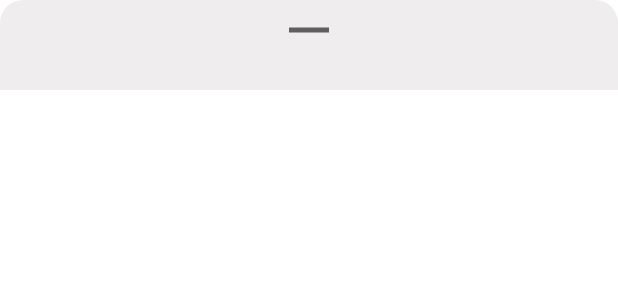
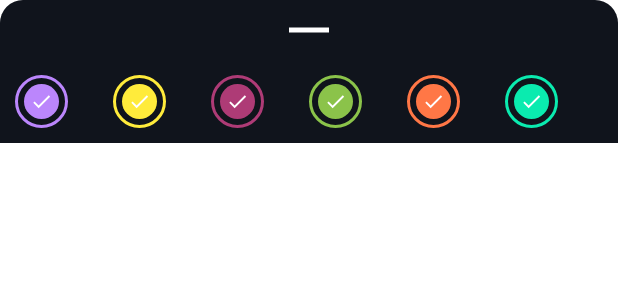
Before and after one commit to Sudiptagupta217/NoteLocker, an Android app: the layout bottombar.xml on its own in the app's theme, with its tools: preview values and no code run, on a phone screen of 412 x 824 dp. Shown: the top 300 px of the screen. Run offline under Robolectric (Android 15) with nearby library versions, the phone set to English and light mode, and no system bars.

Commit message:
add color

```diff
--- /dev/null
+++ b/app/src/main/res/drawable/bg_note_color_2.xml
@@ -0,0 +1,32 @@
+<?xml version="1.0" encoding="utf-8"?>
+<layer-list xmlns:android="http://schemas.android.com/apk/res/android">
+    <item>
+        <shape android:shape="oval">
+            <stroke android:width="2dp"
+                android:color="@color/ColorYellow"/>
+        </shape>
+    </item>
+
+    <item android:bottom="3dp"
+        android:left="3dp"
+        android:right="3dp"
+        android:top="3dp">
+        <shape android:shape="oval">
+
+            <stroke android:width="6dp"
+                android:color="@color/blackBar"/>
+
+        </shape>
+    </item>
+
+    <item android:bottom="6dp"
+        android:left="6dp"
+        android:right="6dp"
+        android:top="6dp">
+
+        <shape android:shape="oval">
+            <solid android:color="@color/ColorYellow"/>
+        </shape>
+    </item>
+
+</layer-list>
--- /dev/null
+++ b/app/src/main/res/drawable/bg_note_color_3.xml
@@ -0,0 +1,32 @@
+<?xml version="1.0" encoding="utf-8"?>
+<layer-list xmlns:android="http://schemas.android.com/apk/res/android">
+    <item>
+        <shape android:shape="oval">
+            <stroke android:width="2dp"
+                android:color="@color/ColorPurpleNote"/>
+        </shape>
+    </item>
+
+    <item android:bottom="3dp"
+        android:left="3dp"
+        android:right="3dp"
+        android:top="3dp">
+        <shape android:shape="oval">
+
+            <stroke android:width="6dp"
+                android:color="@color/blackBar"/>
+
+        </shape>
+    </item>
+
+    <item android:bottom="6dp"
+        android:left="6dp"
+        android:right="6dp"
+        android:top="6dp">
+
+        <shape android:shape="oval">
+            <solid android:color="@color/ColorPurpleNote"/>
+        </shape>
+    </item>
+
+</layer-list>
--- /dev/null
+++ b/app/src/main/res/drawable/bg_note_color_4.xml
@@ -0,0 +1,32 @@
+<?xml version="1.0" encoding="utf-8"?>
+<layer-list xmlns:android="http://schemas.android.com/apk/res/android">
+    <item>
+        <shape android:shape="oval">
+            <stroke android:width="2dp"
+                android:color="@color/ColorLightGreen"/>
+        </shape>
+    </item>
+
+    <item android:bottom="3dp"
+        android:left="3dp"
+        android:right="3dp"
+        android:top="3dp">
+        <shape android:shape="oval">
+
+            <stroke android:width="6dp"
+                android:color="@color/blackBar"/>
+
+        </shape>
+    </item>
+
+    <item android:bottom="6dp"
+        android:left="6dp"
+        android:right="6dp"
+        android:top="6dp">
+
+        <shape android:shape="oval">
+            <solid android:color="@color/ColorLightGreen"/>
+        </shape>
+    </item>
+
+</layer-list>
--- /dev/null
+++ b/app/src/main/res/drawable/bg_note_color_5.xml
@@ -0,0 +1,32 @@
+<?xml version="1.0" encoding="utf-8"?>
+<layer-list xmlns:android="http://schemas.android.com/apk/res/android">
+    <item>
+        <shape android:shape="oval">
+            <stroke android:width="2dp"
+                android:color="@color/ColorOrangeNote"/>
+        </shape>
+    </item>
+
+    <item android:bottom="3dp"
+        android:left="3dp"
+        android:right="3dp"
+        android:top="3dp">
+        <shape android:shape="oval">
+
+            <stroke android:width="6dp"
+                android:color="@color/blackBar"/>
+
+        </shape>
+    </item>
+
+    <item android:bottom="6dp"
+        android:left="6dp"
+        android:right="6dp"
+        android:top="6dp">
+
+        <shape android:shape="oval">
+            <solid android:color="@color/ColorOrangeNote"/>
+        </shape>
+    </item>
+
+</layer-list>
--- /dev/null
+++ b/app/src/main/res/drawable/bg_note_color_6.xml
@@ -0,0 +1,32 @@
+<?xml version="1.0" encoding="utf-8"?>
+<layer-list xmlns:android="http://schemas.android.com/apk/res/android">
+    <item>
+        <shape android:shape="oval">
+            <stroke android:width="2dp"
+                android:color="@color/ColorGreenNote"/>
+        </shape>
+    </item>
+
+    <item android:bottom="3dp"
+        android:left="3dp"
+        android:right="3dp"
+        android:top="3dp">
+        <shape android:shape="oval">
+
+            <stroke android:width="6dp"
+                android:color="@color/blackBar"/>
+
+        </shape>
+    </item>
+
+    <item android:bottom="6dp"
+        android:left="6dp"
+        android:right="6dp"
+        android:top="6dp">
+
+        <shape android:shape="oval">
+            <solid android:color="@color/ColorGreenNote"/>
+        </shape>
+    </item>
+
+</layer-list>
--- a/app/src/main/res/drawable/bottom_bg.xml
+++ b/app/src/main/res/drawable/bottom_bg.xml
@@ -1,7 +1,7 @@
 <?xml version="1.0" encoding="utf-8"?>
 <shape xmlns:android="http://schemas.android.com/apk/res/android">
 
-<solid android:color="#EFEDED"/>
+<solid android:color="@color/background"/>
 
     <corners android:topLeftRadius="15dp"
         android:topRightRadius="15dp"/>
--- a/app/src/main/res/layout/bottombar.xml
+++ b/app/src/main/res/layout/bottombar.xml
@@ -1,10 +1,10 @@
 <?xml version="1.0" encoding="utf-8"?>
 <LinearLayout xmlns:android="http://schemas.android.com/apk/res/android"
+    xmlns:app="http://schemas.android.com/apk/res-auto"
     android:layout_width="match_parent"
     android:layout_height="wrap_content"
-    xmlns:app="http://schemas.android.com/apk/res-auto"
+    android:background="@drawable/bottom_bg"
     android:orientation="vertical"
-    android:background="@drawable/bottom_bg"
     app:behavio_peekHeight="40dp"
     app:layout_behavior="@string/bottom_sheet_behavior">
 
@@ -14,7 +14,8 @@
         android:layout_height="40dp"
         android:fontFamily="sans-serif-medium"
         android:gravity="center"
-        android:src="@drawable/ic_baseline_horizontal_rule_24"/>
+        android:src="@drawable/ic_baseline_horizontal_rule_24"
+        app:tint="@color/white" />
 
     <LinearLayout
         android:id="@+id/layoutNotesColor"
@@ -24,6 +25,140 @@
         android:gravity="center_vertical"
         android:orientation="horizontal">
 
+        <FrameLayout
+            android:layout_width="0dp"
+            android:layout_height="wrap_content"
+            android:layout_weight="1">
+            <View
+                android:id="@+id/viewColor1"
+                android:layout_width="35dp"
+                android:layout_height="35dp"
+                android:background="@drawable/bg_note_color_1" />
+
+            <ImageView
+                android:id="@+id/imageColor1"
+                android:layout_width="35dp"
+                android:layout_height="35dp"
+                android:contentDescription="@string/app_name"
+                android:padding="10dp"
+                android:src="@drawable/ic_baseline_done_24"
+                app:tint="@color/white" />
+
+
+
+
+        </FrameLayout>
+
+        <FrameLayout
+            android:layout_width="0dp"
+            android:layout_height="wrap_content"
+            android:layout_weight="1">
+
+            <View
+                android:id="@+id/viewColor2"
+                android:layout_width="35dp"
+                android:layout_height="35dp"
+                android:background="@drawable/bg_note_color_2" />
+
+            <ImageView
+                android:id="@+id/imageColor2"
+                android:layout_width="35dp"
+                android:layout_height="35dp"
+                android:contentDescription="@string/app_name"
+                android:padding="10dp"
+                android:src="@drawable/ic_baseline_done_24"
+                app:tint="@color/white" />
+
+
+        </FrameLayout>
+
+        <FrameLayout
+            android:layout_width="0dp"
+            android:layout_height="wrap_content"
+            android:layout_weight="1">
+            <View
+                android:id="@+id/viewColor3"
+                android:layout_width="35dp"
+                android:layout_height="35dp"
+                android:background="@drawable/bg_note_color_3" />
+            <ImageView
+                android:id="@+id/imageColor3"
+                android:layout_width="35dp"
+                android:layout_height="35dp"
+                android:contentDescription="@string/app_name"
+                android:padding="10dp"
+                android:src="@drawable/ic_baseline_done_24"
+                app:tint="@color/white" />
+
+
+
+        </FrameLayout>
+
+        <FrameLayout
+            android:layout_width="0dp"
+            android:layout_height="wrap_content"
+            android:layout_weight="1">
+            <View
+                android:id="@+id/viewColor4"
+                android:layout_width="35dp"
+                android:layout_height="35dp"
+                android:background="@drawable/bg_note_color_4" />
+            <ImageView
+                android:id="@+id/imageColor4"
+                android:layout_width="35dp"
+                android:layout_height="35dp"
+                android:contentDescription="@string/app_name"
+                android:padding="10dp"
+                android:src="@drawable/ic_baseline_done_24"
+                app:tint="@color/white" />
+
+
+
+        </FrameLayout>
+
+        <FrameLayout
+            android:layout_width="0dp"
+            android:layout_height="wrap_content"
+            android:layout_weight="1">
+            <View
+                android:id="@+id/viewColor5"
+                android:layout_width="35dp"
+                android:layout_height="35dp"
+                android:background="@drawable/bg_note_color_5" />
+            <ImageView
+                android:id="@+id/imageColor5"
+                android:layout_width="35dp"
+                android:layout_height="35dp"
+                android:contentDescription="@string/app_name"
+                android:padding="10dp"
+                android:src="@drawable/ic_baseline_done_24"
+                app:tint="@color/white" />
+
+
+
+        </FrameLayout>
+
+        <FrameLayout
+            android:layout_width="0dp"
+            android:layout_height="wrap_content"
+            android:layout_weight="1">
+
+            <View
+                android:id="@+id/viewColor6"
+                android:layout_width="35dp"
+                android:layout_height="35dp"
+                android:background="@drawable/bg_note_color_6"/>
+
+            <ImageView
+                android:id="@+id/imageColor6"
+                android:layout_width="35dp"
+                android:layout_height="35dp"
+                android:contentDescription="@string/app_name"
+                android:padding="10dp"
+                android:src="@drawable/ic_baseline_done_24"
+                app:tint="@color/white"/>
+
+        </FrameLayout>
 
     </LinearLayout>
 
--- a/app/src/main/res/layout/fragment_add_note.xml
+++ b/app/src/main/res/layout/fragment_add_note.xml
@@ -44,4 +44,6 @@
         android:layout_alignParentBottom="true"
         android:src="@drawable/ic_baseline_done_24" />
 
+
+
 </RelativeLayout>
--- a/app/src/main/res/values/colors.xml
+++ b/app/src/main/res/values/colors.xml
@@ -6,7 +6,7 @@
     <color name="teal_200">#FF03DAC5</color>
     <color name="teal_700">#FF018786</color>
     <color name="black">#FF000000</color>
-    <color name="blackBar">#90000000</color>
+    <color name="blackBar">#10141C</color>
     <color name="white">#FFFFFFFF</color>
     <color name="red">#B00020</color>
     <color name="lightred">#CA7474</color>
```
Lines whose indentation alone changed are shown as unchanged.
